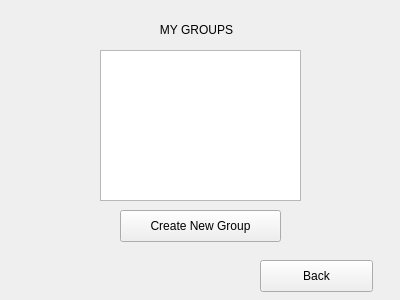
Old version of the form manage_groups.ui in the repository allenh1/timefuse-client.
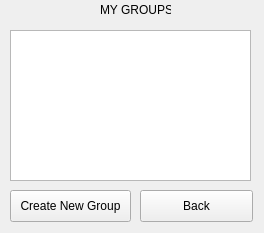
New version of the form.

Commit message: editted windows to look a little cleaner

```diff
--- a/manage_groups.ui
+++ b/manage_groups.ui
@@ -6,8 +6,8 @@
    <rect>
     <x>0</x>
     <y>0</y>
-    <width>400</width>
-    <height>300</height>
+    <width>264</width>
+    <height>233</height>
    </rect>
   </property>
   <property name="windowTitle">
@@ -16,22 +16,22 @@
   <widget class="QLabel" name="title">
    <property name="geometry">
     <rect>
-     <x>120</x>
-     <y>20</y>
-     <width>221</width>
+     <x>100</x>
+     <y>0</y>
+     <width>71</width>
      <height>20</height>
     </rect>
    </property>
    <property name="text">
-    <string>            MY GROUPS</string>
+    <string>MY GROUPS</string>
    </property>
   </widget>
   <widget class="QPushButton" name="create_new_group">
    <property name="geometry">
     <rect>
-     <x>120</x>
-     <y>210</y>
-     <width>161</width>
+     <x>10</x>
+     <y>190</y>
+     <width>121</width>
      <height>32</height>
     </rect>
    </property>
@@ -42,8 +42,8 @@
   <widget class="QPushButton" name="back_button">
    <property name="geometry">
     <rect>
-     <x>260</x>
-     <y>260</y>
+     <x>140</x>
+     <y>190</y>
      <width>113</width>
      <height>32</height>
     </rect>
@@ -55,9 +55,9 @@
   <widget class="QListView" name="list_groups">
    <property name="geometry">
     <rect>
-     <x>100</x>
-     <y>50</y>
-     <width>201</width>
+     <x>10</x>
+     <y>30</y>
+     <width>241</width>
      <height>151</height>
     </rect>
    </property>
```
The commit also changes 6 other files.
